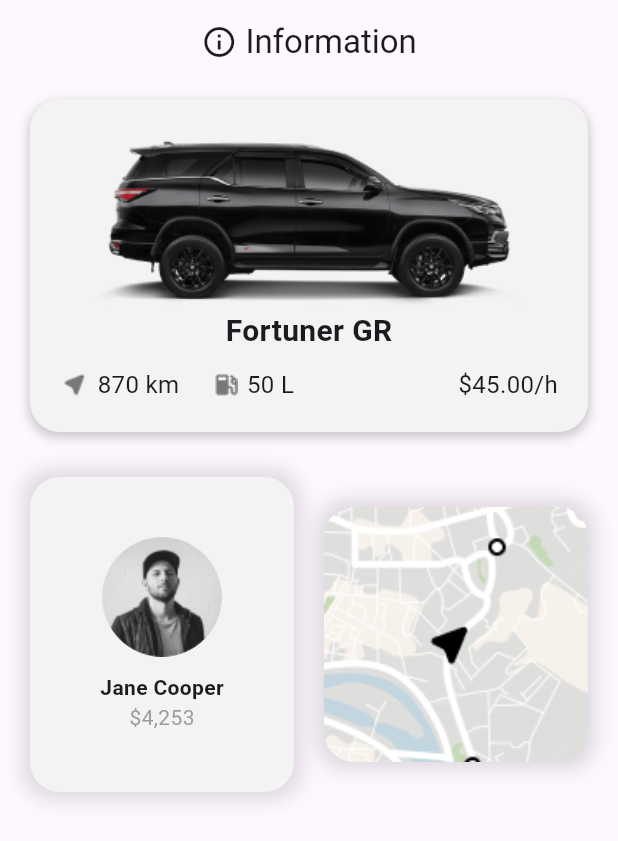
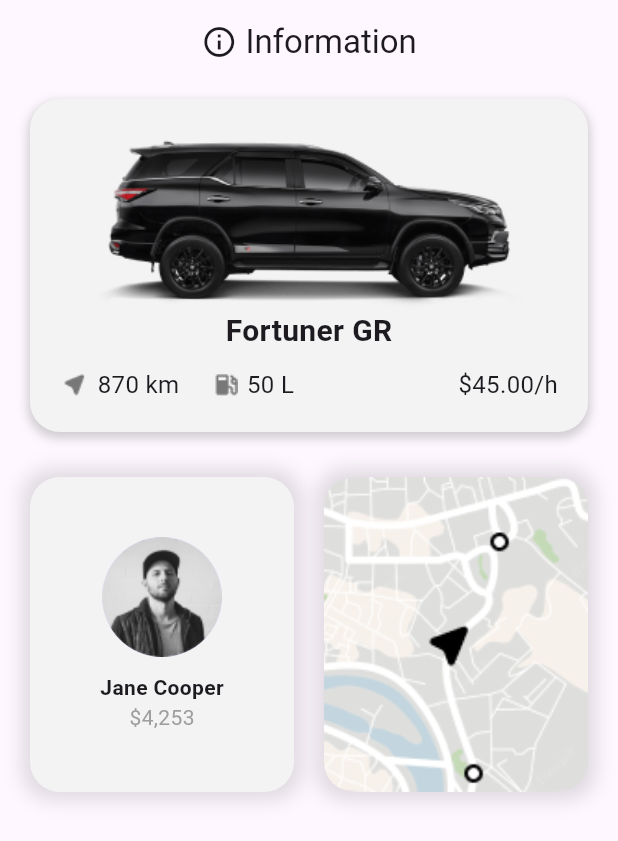
Before and after one commit to Ryuuutaaa/rent-car, a Flutter app: the screen it shows after launch, on a phone screen of 412 x 824 dp. Shown: the top 841 px of the screen. Run offline on Flutter 3.47's test engine with Material 3 defaults, Android fonts, the phone set to English and light mode, and no system bars; our stand-ins replace cloud_firestore, firebase_core; accounts and stored records are empty.

Commit message:
Increase height of container in CarDetailsPage for improved layout consistency

```diff
--- a/lib/presentation/pages/car_details_page.dart
+++ b/lib/presentation/pages/car_details_page.dart
@@ -82,7 +82,7 @@
                   ),
                   Expanded(
                     child: Container(
-                      height: 170,
+                      height: 210,
                       decoration: BoxDecoration(
                         borderRadius: BorderRadius.circular(20),
                         image: DecorationImage(
```
